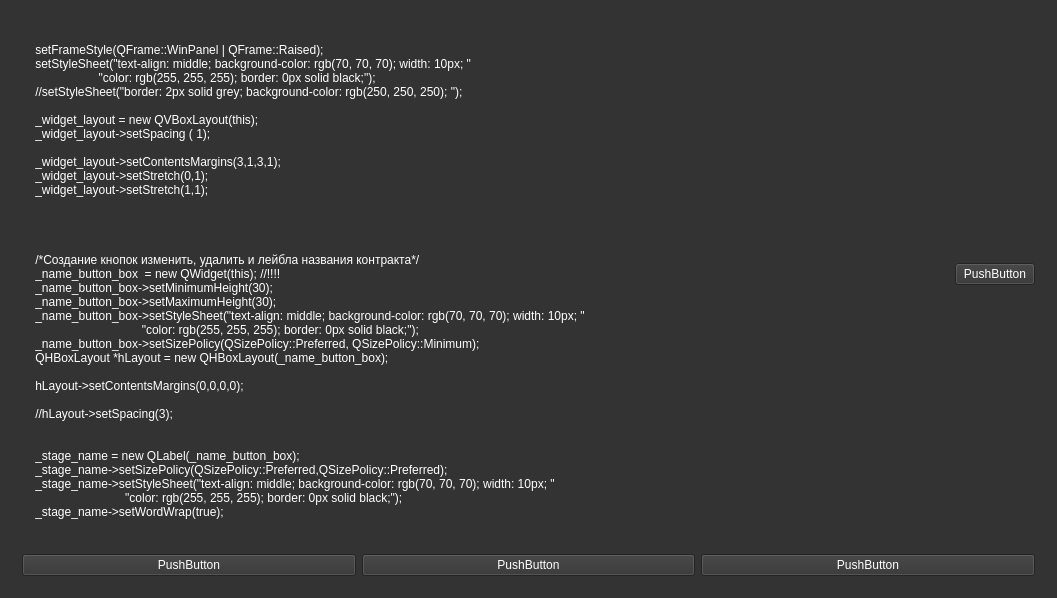
Old version of the form forms/mainwindow.ui in the repository aleksei-elyutin/priemka_table.
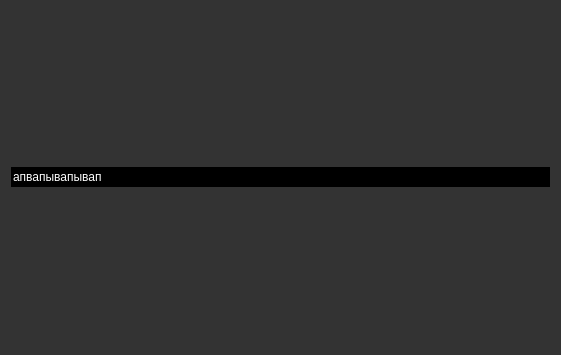
New version of the form.

Diff of the .ui file:
```diff
--- a/forms/mainwindow.ui
+++ b/forms/mainwindow.ui
@@ -6,8 +6,8 @@
    <rect>
     <x>0</x>
     <y>0</y>
-    <width>1057</width>
-    <height>592</height>
+    <width>561</width>
+    <height>355</height>
    </rect>
   </property>
   <property name="sizePolicy">
@@ -434,114 +434,25 @@
   <property name="windowTitle">
    <string>MainWindow</string>
   </property>
+  <property name="documentMode">
+   <bool>false</bool>
+  </property>
+  <property name="tabShape">
+   <enum>QTabWidget::Rounded</enum>
+  </property>
   <widget class="QWidget" name="centralWidget">
    <layout class="QVBoxLayout" name="verticalLayout">
     <item>
-     <widget class="QWidget" name="widget" native="true">
-      <property name="sizePolicy">
-       <sizepolicy hsizetype="Preferred" vsizetype="Minimum">
-        <horstretch>0</horstretch>
-        <verstretch>0</verstretch>
-       </sizepolicy>
+     <widget class="QLineEdit" name="lineEdit">
+      <property name="text">
+       <string>апвапывапывап</string>
       </property>
-      <layout class="QHBoxLayout" name="horizontalLayout">
-       <item>
-        <widget class="QLabel" name="label">
-         <property name="sizePolicy">
-          <sizepolicy hsizetype="Preferred" vsizetype="Preferred">
-           <horstretch>0</horstretch>
-           <verstretch>0</verstretch>
-          </sizepolicy>
-         </property>
-         <property name="text">
-          <string>
-    setFrameStyle(QFrame::WinPanel | QFrame::Raised);
-    setStyleSheet(&quot;text-align: middle; background-color: rgb(70, 70, 70); width: 10px; &quot;
-                       &quot;color: rgb(255, 255, 255); border: 0px solid black;&quot;);
-    //setStyleSheet(&quot;border: 2px solid grey; background-color: rgb(250, 250, 250); &quot;);
-
-    _widget_layout = new QVBoxLayout(this);
-    _widget_layout-&gt;setSpacing ( 1);
-
-    _widget_layout-&gt;setContentsMargins(3,1,3,1);
-    _widget_layout-&gt;setStretch(0,1);
-    _widget_layout-&gt;setStretch(1,1);
-
-
-
-
-    /*Создание кнопок изменить, удалить и лейбла названия контракта*/
-    _name_button_box  = new QWidget(this); //!!!!
-    _name_button_box-&gt;setMinimumHeight(30);
-    _name_button_box-&gt;setMaximumHeight(30);
-    _name_button_box-&gt;setStyleSheet(&quot;text-align: middle; background-color: rgb(70, 70, 70); width: 10px; &quot;
-                                    &quot;color: rgb(255, 255, 255); border: 0px solid black;&quot;);
-    _name_button_box-&gt;setSizePolicy(QSizePolicy::Preferred, QSizePolicy::Minimum);
-    QHBoxLayout *hLayout = new QHBoxLayout(_name_button_box);
-
-    hLayout-&gt;setContentsMargins(0,0,0,0);
-
-    //hLayout-&gt;setSpacing(3);
-
-
-    _stage_name = new QLabel(_name_button_box);
-    _stage_name-&gt;setSizePolicy(QSizePolicy::Preferred,QSizePolicy::Preferred);
-    _stage_name-&gt;setStyleSheet(&quot;text-align: middle; background-color: rgb(70, 70, 70); width: 10px; &quot;
-                               &quot;color: rgb(255, 255, 255); border: 0px solid black;&quot;);
-    _stage_name-&gt;setWordWrap(true);</string>
-         </property>
-         <property name="wordWrap">
-          <bool>true</bool>
-         </property>
-        </widget>
-       </item>
-       <item>
-        <widget class="QPushButton" name="pushButton">
-         <property name="sizePolicy">
-          <sizepolicy hsizetype="Fixed" vsizetype="Fixed">
-           <horstretch>0</horstretch>
-           <verstretch>0</verstretch>
-          </sizepolicy>
-         </property>
-         <property name="text">
-          <string>PushButton</string>
-         </property>
-        </widget>
-       </item>
-      </layout>
-     </widget>
-    </item>
-    <item>
-     <widget class="QWidget" name="widget_3" native="true">
-      <property name="sizePolicy">
-       <sizepolicy hsizetype="Minimum" vsizetype="Fixed">
-        <horstretch>0</horstretch>
-        <verstretch>0</verstretch>
-       </sizepolicy>
+      <property name="frame">
+       <bool>false</bool>
       </property>
-      <layout class="QHBoxLayout" name="horizontalLayout_2">
-       <item>
-        <widget class="QPushButton" name="pushButton_4">
-         <property name="text">
-          <string>PushButton</string>
-         </property>
-        </widget>
-       </item>
-       <item>
-        <widget class="QPushButton" name="pushButton_3">
-         <property name="text">
-          <string>PushButton</string>
-         </property>
-        </widget>
-       </item>
-       <item>
-        <widget class="QPushButton" name="pushButton_2">
-         <property name="text">
-          <string>PushButton</string>
-         </property>
-        </widget>
-       </item>
-      </layout>
+      <property name="cursorMoveStyle">
+       <enum>Qt::VisualMoveStyle</enum>
+      </property>
      </widget>
     </item>
    </layout>
```
